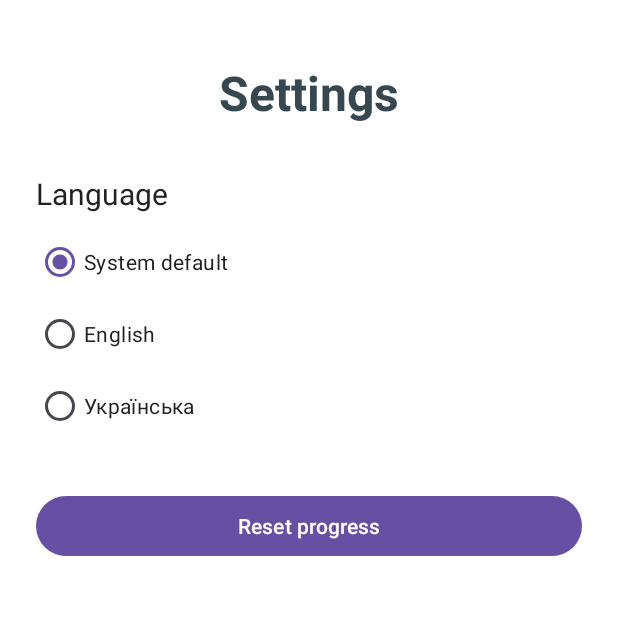
After one commit to IvanAntonchuk/MazeGame, an Android app: the SettingsActivity screen opened directly, with no data from a screen before it, on a phone screen of 412 x 824 dp, the top half of it. The commit adds this screen. Run offline under Robolectric (Android 15) with nearby library versions, the phone set to English and light mode, and no system bars; 1 statement that could not run was skipped.

Commit message:
Add settings screen with language switch and in-game menu

```diff
--- a/app/src/main/java/com/example/mazegame/MainActivity.java
+++ b/app/src/main/java/com/example/mazegame/MainActivity.java
@@ -29,5 +29,8 @@ public class MainActivity extends AppCompatActivity {
         Button levelsButton = findViewById(R.id.levelsButton);
         levelsButton.setOnClickListener(v ->
                 startActivity(new Intent(this, LevelsActivity.class)));
+        Button settingsButton = findViewById(R.id.settingsButton);
+        settingsButton.setOnClickListener(v ->
+                startActivity(new Intent(this, SettingsActivity.class)));
     }
 }
--- /dev/null
+++ b/app/src/main/java/com/example/mazegame/SettingsActivity.java
@@ -0,0 +1,69 @@
+package com.example.mazegame;
+
+import android.os.Bundle;
+import android.widget.RadioGroup;
+import android.widget.Toast;
+
+import androidx.appcompat.app.AlertDialog;
+import androidx.appcompat.app.AppCompatActivity;
+import androidx.core.graphics.Insets;
+import androidx.core.view.ViewCompat;
+import androidx.core.view.WindowCompat;
+import androidx.core.view.WindowInsetsCompat;
+
+import com.example.mazegame.data.LanguageManager;
+import com.example.mazegame.data.ProgressStorage;
+
+public class SettingsActivity extends AppCompatActivity {
+
+    @Override
+    protected void onCreate(Bundle savedInstanceState) {
+        super.onCreate(savedInstanceState);
+        WindowCompat.enableEdgeToEdge(getWindow());
+        setContentView(R.layout.activity_settings);
+        ViewCompat.setOnApplyWindowInsetsListener(findViewById(R.id.main), (v, insets) -> {
+            Insets systemBars = insets.getInsets(WindowInsetsCompat.Type.systemBars());
+            v.setPadding(systemBars.left, systemBars.top, systemBars.right, systemBars.bottom);
+            return insets;
+        });
+
+        RadioGroup languageGroup = findViewById(R.id.languageGroup);
+        languageGroup.check(idForLanguage(LanguageManager.current()));
+        languageGroup.setOnCheckedChangeListener((group, checkedId) ->
+                LanguageManager.apply(languageForId(checkedId)));
+
+        findViewById(R.id.resetButton).setOnClickListener(v -> confirmReset());
+    }
+
+    private int idForLanguage(String language) {
+        if (LanguageManager.ENGLISH.equals(language)) {
+            return R.id.languageEnglish;
+        }
+        if (LanguageManager.UKRAINIAN.equals(language)) {
+            return R.id.languageUkrainian;
+        }
+        return R.id.languageSystem;
+    }
+
+    private String languageForId(int id) {
+        if (id == R.id.languageEnglish) {
+            return LanguageManager.ENGLISH;
+        }
+        if (id == R.id.languageUkrainian) {
+            return LanguageManager.UKRAINIAN;
+        }
+        return LanguageManager.SYSTEM;
+    }
+
+    private void confirmReset() {
+        new AlertDialog.Builder(this)
+                .setTitle(R.string.reset_confirm_title)
+                .setMessage(R.string.reset_confirm_message)
+                .setPositiveButton(R.string.reset_confirm_yes, (dialog, which) -> {
+                    new ProgressStorage(this).reset();
+                    Toast.makeText(this, R.string.reset_done, Toast.LENGTH_SHORT).show();
+                })
+                .setNegativeButton(android.R.string.cancel, null)
+                .show();
+    }
+}
--- /dev/null
+++ b/app/src/main/java/com/example/mazegame/data/LanguageManager.java
@@ -0,0 +1,37 @@
+package com.example.mazegame.data;
+
+import androidx.appcompat.app.AppCompatDelegate;
+import androidx.core.os.LocaleListCompat;
+
+public final class LanguageManager {
+
+    public static final String SYSTEM = "";
+    public static final String ENGLISH = "en";
+    public static final String UKRAINIAN = "uk";
+
+    private LanguageManager() {
+    }
+
+    public static String current() {
+        LocaleListCompat locales = AppCompatDelegate.getApplicationLocales();
+        if (locales.isEmpty() || locales.get(0) == null) {
+            return SYSTEM;
+        }
+        String language = locales.get(0).getLanguage();
+        if (UKRAINIAN.equals(language)) {
+            return UKRAINIAN;
+        }
+        if (ENGLISH.equals(language)) {
+            return ENGLISH;
+        }
+        return SYSTEM;
+    }
+
+    public static void apply(String language) {
+        if (SYSTEM.equals(language)) {
+            AppCompatDelegate.setApplicationLocales(LocaleListCompat.getEmptyLocaleList());
+        } else {
+            AppCompatDelegate.setApplicationLocales(LocaleListCompat.forLanguageTags(language));
+        }
+    }
+}
--- /dev/null
+++ b/app/src/main/res/layout/activity_settings.xml
@@ -0,0 +1,62 @@
+<?xml version="1.0" encoding="utf-8"?>
+<LinearLayout xmlns:android="http://schemas.android.com/apk/res/android"
+    android:id="@+id/main"
+    android:layout_width="match_parent"
+    android:layout_height="match_parent"
+    android:background="#FFFFFF"
+    android:orientation="vertical"
+    android:padding="24dp">
+
+    <TextView
+        android:layout_width="match_parent"
+        android:layout_height="wrap_content"
+        android:layout_marginTop="16dp"
+        android:layout_marginBottom="32dp"
+        android:gravity="center"
+        android:text="@string/menu_settings"
+        android:textColor="#37474F"
+        android:textSize="32sp"
+        android:textStyle="bold" />
+
+    <TextView
+        android:layout_width="wrap_content"
+        android:layout_height="wrap_content"
+        android:layout_marginBottom="8dp"
+        android:text="@string/settings_language"
+        android:textColor="#212121"
+        android:textSize="20sp" />
+
+    <RadioGroup
+        android:id="@+id/languageGroup"
+        android:layout_width="match_parent"
+        android:layout_height="wrap_content"
+        android:layout_marginBottom="32dp">
+
+        <RadioButton
+            android:id="@+id/languageSystem"
+            android:layout_width="match_parent"
+            android:layout_height="wrap_content"
+            android:text="@string/language_system"
+            android:textColor="#212121" />
+
+        <RadioButton
+            android:id="@+id/languageEnglish"
+            android:layout_width="match_parent"
+            android:layout_height="wrap_content"
+            android:text="@string/language_english"
+            android:textColor="#212121" />
+
+        <RadioButton
+            android:id="@+id/languageUkrainian"
+            android:layout_width="match_parent"
+            android:layout_height="wrap_content"
+            android:text="@string/language_ukrainian"
+            android:textColor="#212121" />
+    </RadioGroup>
+
+    <Button
+        android:id="@+id/resetButton"
+        android:layout_width="match_parent"
+        android:layout_height="wrap_content"
+        android:text="@string/settings_reset_progress" />
+</LinearLayout>
--- a/app/src/main/res/values/strings.xml
+++ b/app/src/main/res/values/strings.xml
@@ -11,4 +11,18 @@
     <string name="next_level">Next level</string>
     <string name="new_maze">New maze</string>
     <string name="to_menu">Menu</string>
+    <string name="settings_language">Language</string>
+    <string name="language_system">System default</string>
+    <string name="language_english" translatable="false">English</string>
+    <string name="language_ukrainian" translatable="false">Українська</string>
+    <string name="settings_reset_progress">Reset progress</string>
+    <string name="reset_confirm_title">Reset progress?</string>
+    <string name="reset_confirm_message">All completed levels will be unmarked.</string>
+    <string name="reset_confirm_yes">Reset</string>
+    <string name="reset_done">Progress reset</string>
+    <string name="menu_icon" translatable="false">☰</string>
+    <string name="game_menu_title">Game menu</string>
+    <string name="game_menu_resume">Resume</string>
+    <string name="game_menu_restart">Restart level</string>
+    <string name="game_menu_main">Main menu</string>
 </resources>
--- /dev/null
+++ b/app/src/main/res/xml/locales_config.xml
@@ -0,0 +1,5 @@
+<?xml version="1.0" encoding="utf-8"?>
+<locale-config xmlns:android="http://schemas.android.com/apk/res/android">
+    <locale android:name="en" />
+    <locale android:name="uk" />
+</locale-config>
```
Also changed, not shown: app/src/main/AndroidManifest.xml (+15 -1 lines), app/src/main/java/com/example/mazegame/GameActivity.java (+70 -3 lines), app/src/main/res/layout/activity_game.xml (+22 -7 lines), 1 other file.
